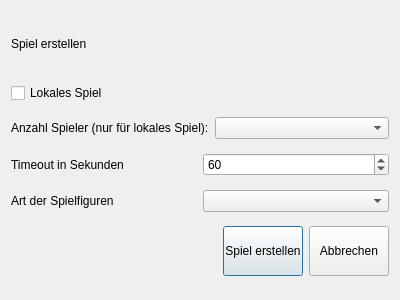
This is erstellen.ui in MarcW2345/madn as Qt 5 draws it before an edit. The edited form follows.
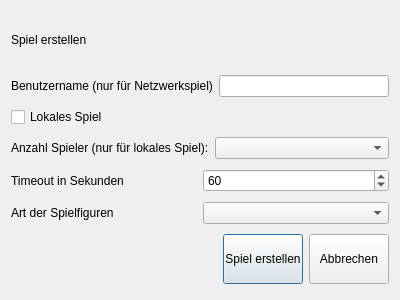
This is the edited form.

Patch:
```diff
--- a/erstellen.ui
+++ b/erstellen.ui
@@ -31,6 +31,20 @@
      </item>
     </layout>
    </item>
+   <item>
+    <layout class="QHBoxLayout" name="horizontalLayout_5">
+     <item>
+      <widget class="QLabel" name="label_5">
+       <property name="text">
+        <string>Benutzername (nur für Netzwerkspiel)</string>
+       </property>
+      </widget>
+     </item>
+     <item>
+      <widget class="QLineEdit" name="leBenutzername"/>
+     </item>
+    </layout>
+   </item>
    <item>
     <layout class="QVBoxLayout" name="verticalLayout_7">
      <item>
@@ -78,7 +92,7 @@
        <item>
         <widget class="QSpinBox" name="sbTimeout">
          <property name="minimum">
-          <number>10</number>
+          <number>1</number>
          </property>
          <property name="maximum">
           <number>300</number>
```
